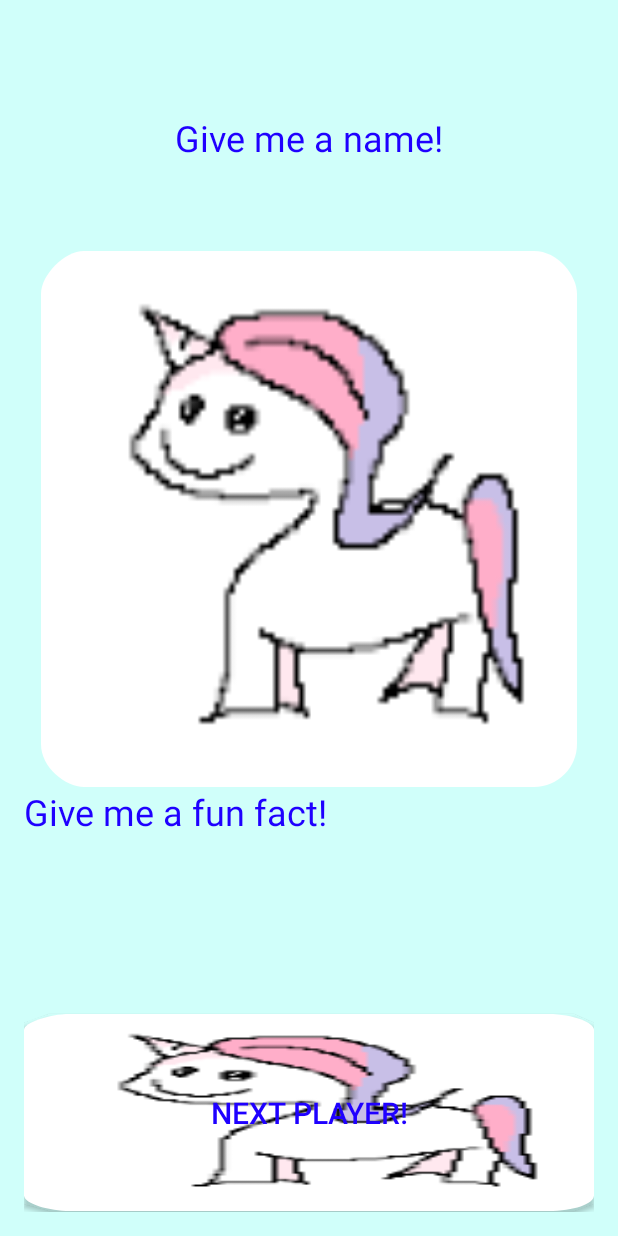
After one commit to ksmort/The-Animal-Game, an Android app: the fragment SwitchPlayerFragment placed in its activity, on a phone screen of 412 x 824 dp. The commit adds this screen. Run offline under Robolectric (Android 15) with nearby library versions, the phone set to English and light mode, and no system bars.

Commit message:
create switch player fragment

```diff
--- /dev/null
+++ b/app/src/main/java/com/animalgame/fragment/SwitchPlayerFragment.java
@@ -0,0 +1,74 @@
+package com.animalgame.fragment;
+
+import android.content.Context;
+import android.os.Bundle;
+import android.support.annotation.NonNull;
+import android.support.v4.app.Fragment;
+import android.view.LayoutInflater;
+import android.view.View;
+import android.view.ViewGroup;
+import android.widget.LinearLayout;
+import android.widget.TextView;
+
+import com.animalgame.theanimalgame.R;
+public class SwitchPlayerFragment extends Fragment {
+
+    SwitchPlayerListener switchPlayerListener;
+    public SwitchPlayerFragment() {
+        switchPlayerListener = null;
+    }
+    /*Interface StartListener. */
+    public interface SwitchPlayerListener {
+        void goToNextPlayer(View v);
+    }
+    /*Makes sure fragment attached to container correctly, otherwise
+    raises an exception.
+     */
+    @Override
+    public void onAttach(Context context) {
+        super.onAttach(context);
+        try {
+            switchPlayerListener = (SwitchPlayerFragment.SwitchPlayerListener) context;
+        } catch (ClassCastException e) {
+            throw new ClassCastException(context.toString()
+                    + " must implement SwitchPlayerListener");
+        }
+    }
+    /*What to do with fragment when done. */
+    @Override
+    public void onDetach() {
+        super.onDetach();
+        switchPlayerListener = null;
+    }
+
+    /*Inflate layout for fragment. */
+    @Override
+    public View onCreateView(@NonNull LayoutInflater inflater, ViewGroup container,
+                             Bundle savedInstanceState) {
+
+        LinearLayout gameLayout = (LinearLayout) inflater.inflate(R.layout.fragment_switch_player, container, false);
+
+        Bundle b = getArguments();
+
+        String animalNameKey = "animalName";
+        String funFactKey = "funFact";
+        String pictureFilenameKey = "pictureFilename";
+        if (b != null && b.containsKey(animalNameKey) && b.containsKey(funFactKey) && b.containsKey(pictureFilenameKey)) {
+            String animalName = b.getString(animalNameKey);
+            String funFact = b.getString(funFactKey);
+            String pictureFilename = b.getString(pictureFilenameKey);
+
+            TextView playedAnimalTextView = gameLayout.findViewById(R.id.playedAnimalTextView);
+            TextView funFactTextView = gameLayout.findViewById(R.id.funFactTextView);
+
+            if (animalName != null && animalName.isEmpty()) {
+                playedAnimalTextView.setText(animalName);
+            }
+            if (funFact != null && funFact.isEmpty()) {
+                funFactTextView.setText(funFact);
+            }
+
+        }
+        return gameLayout;
+    }
+}
--- a/app/src/main/res/layout/fragment_end_game.xml
+++ b/app/src/main/res/layout/fragment_end_game.xml
@@ -103,7 +103,7 @@
 
         <LinearLayout
             android:id="@+id/playedAnimalsLinearLayout"
-            android:layout_width="match_parent"
+            android:layout_width="wrap_content"
             android:layout_height="wrap_content"
             android:layout_gravity="bottom"
             android:orientation="horizontal" >
--- a/app/src/main/res/layout/fragment_player.xml
+++ b/app/src/main/res/layout/fragment_player.xml
@@ -81,11 +81,11 @@
         android:id="@+id/pass_button"
         android:layout_gravity="start|top"
         android:layout_marginTop="80dp"
+        android:layout_marginStart="10sp"
         android:layout_marginLeft="10sp"
         android:onClick="pass"
         android:background="@mipmap/button_animal"
         android:textSize="20sp"
-        android:layout_weight="0.05"
         android:textColor="#ff1f00ff" />
 
     <TextView
@@ -164,7 +164,7 @@
         android:layout_marginBottom="130dp"
         android:text="@string/played_animals_label"
         android:textColor="#ff1f00ff"
-        android:textSize="14dp" />
+        android:textSize="14sp" />
 
 
 </FrameLayout>
--- /dev/null
+++ b/app/src/main/res/layout/fragment_switch_player.xml
@@ -0,0 +1,50 @@
+<LinearLayout xmlns:android="http://schemas.android.com/apk/res/android"
+    xmlns:app="http://schemas.android.com/apk/res-auto"
+    xmlns:tools="http://schemas.android.com/tools"
+    android:id="@+id/switchPlayerLinearLayout"
+    android:layout_width="match_parent"
+    android:layout_height="match_parent"
+    android:orientation="vertical"
+    tools:context="com.animalgame.fragment.SwitchPlayerFragment">
+
+    <!-- TODO: Update blank fragment layout -->
+
+    <TextView
+        android:id="@+id/playedAnimalTextView"
+        android:layout_width="wrap_content"
+        android:layout_height="wrap_content"
+        android:layout_gravity="center"
+        android:layout_weight="0.2"
+        android:gravity="center_vertical"
+        android:text="@string/default_animal_name"
+        android:textColor="#ff1f00ff"
+        android:textSize="24sp" />
+
+    <ImageView
+        android:id="@+id/imageView"
+        android:layout_width="match_parent"
+        android:layout_height="0dp"
+        android:layout_weight="0.6"
+        android:src="@mipmap/no_animal_image" />
+
+    <TextView
+        android:id="@+id/funFactTextView"
+        android:layout_width="wrap_content"
+        android:layout_height="wrap_content"
+        android:layout_weight="0.2"
+        android:text="@string/default_fun_fact"
+        android:textColor="#ff1f00ff"
+        android:textSize="24sp" />
+
+    <Button
+        android:id="@+id/nextPlayerButton"
+        android:layout_width="match_parent"
+        android:layout_height="wrap_content"
+        android:layout_gravity="bottom|center_horizontal"
+        android:layout_weight="0.1"
+        android:background="@mipmap/button_animal"
+        android:onClick="goToNextPlayer"
+        android:text="@string/next_player"
+        android:textColor="#ff1f00ff"
+        android:textSize="20sp" />
+</LinearLayout>
--- a/app/src/main/res/values/strings.xml
+++ b/app/src/main/res/values/strings.xml
@@ -53,6 +53,8 @@
     <string name="pass_alert_title">Pass Alert</string>
     <string name="played_animals_label">Played Animals</string>
     <string name="played_letters_label">Played Letters</string>
+    <string name="end_of_turn">End of Turn</string>
+    <string name="next_player">Next player!</string>
 
     <!-- TODO: Remove or change this placeholder text -->
     <string name="hello_blank_fragment">Hello blank fragment</string>
```
Also changed, not shown: app/src/main/java/com/animalgame/activity/AnimalMainActivity.java (+29 -18 lines), app/src/main/java/com/animalgame/dialogFragment/SwitchPlayerDialogFragment.java (deleted, +0 -68 lines), app/src/main/java/com/animalgame/dialogFragment/TimeUpDialogFragment.java (added, +48 -0 lines), app/src/main/java/com/animalgame/timer/TimerFactory.java (+9 -8 lines).
